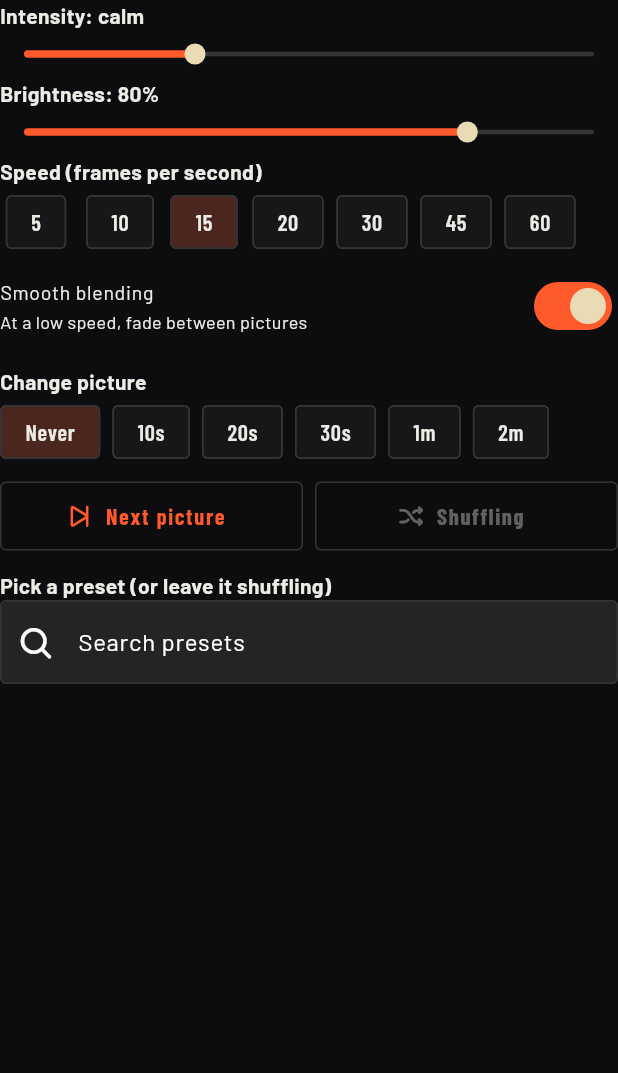
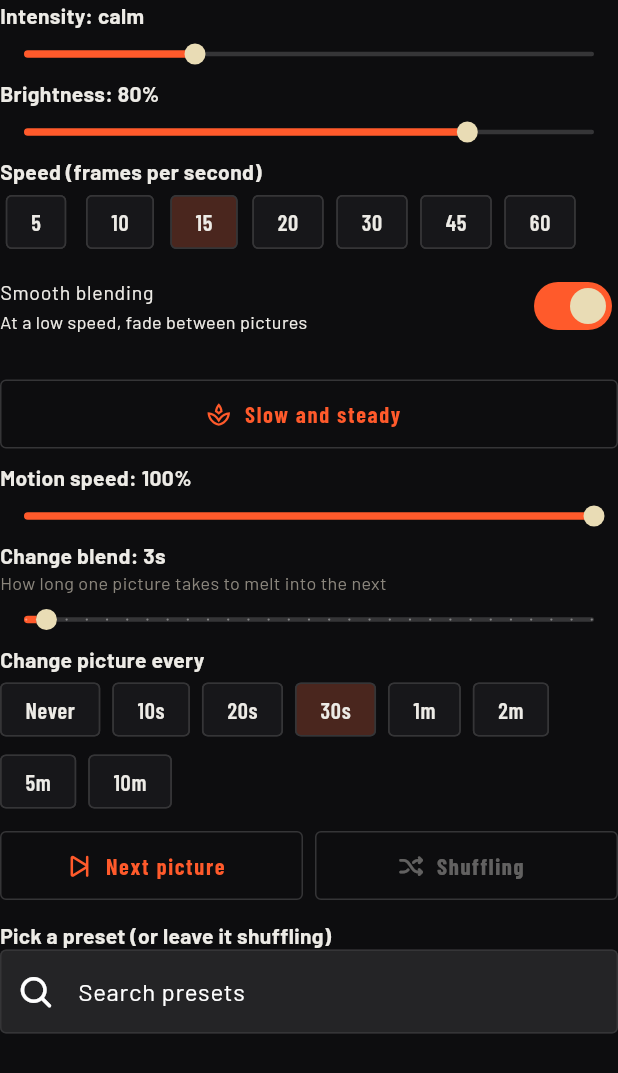
Before and after one commit to ben-clift/com.benclift.beatdeck.test, a Flutter app: the _VisualsBox widget shown alone on an empty page, opened directly, after a tap on "Never", on a phone screen of 412 x 824 dp. Shown: the top 1073 px of the screen. Run offline on Flutter 3.47's test engine with Material 3 defaults, Android fonts, the phone set to English and light mode, and no system bars; our stand-ins replace file_picker, permission_handler, share_plus, shared_preferences, sqflite and 1 more; missing offline and left inert: dart:ffi, google_mlkit_text_recognition; accounts and stored records are empty.

Commit message:
MilkDrop: motion speed, change blend length and a Slow and steady setting
Co-Authored-By: Claude Sonnet 5.5 <noreply@anthropic.com>
Claude-Session: https://claude.ai/code/session_01YCEXcpfh8wfrHWBo8r93aE

```diff
--- a/lib/ui/milkdrop_view.dart
+++ b/lib/ui/milkdrop_view.dart
@@ -34,6 +34,12 @@ class MilkdropSettings extends ChangeNotifier {
   /// Fade between frames at a low frame rate so the motion is smooth, not jerky.
   bool blend = true;
 
+  /// How fast the pictures move, 0.1 (very slow) .. 1 (normal).
+  double speed = 1.0;
+
+  /// Seconds a change from one picture to the next takes.
+  int fade = 3;
+
   /// A fixed preset name, or null to let it shuffle.
   String? preset;
   List<String> names = [];
@@ -50,6 +56,8 @@ class MilkdropSettings extends ChangeNotifier {
       flipH = p.getBool('md_flip_h') ?? false;
       flipV = p.getBool('md_flip_v') ?? false;
       blend = p.getBool('md_blend') ?? true;
+      speed = p.getDouble('md_speed') ?? 1.0;
+      fade = p.getInt('md_fade') ?? 3;
       preset = p.getString('md_preset');
       notifyListeners();
     } catch (_) {}
@@ -65,6 +73,8 @@ class MilkdropSettings extends ChangeNotifier {
       await p.setBool('md_flip_h', flipH);
       await p.setBool('md_flip_v', flipV);
       await p.setBool('md_blend', blend);
+      await p.setDouble('md_speed', speed);
+      await p.setInt('md_fade', fade);
       if (preset == null) {
         await p.remove('md_preset');
       } else {
@@ -73,7 +83,7 @@ class MilkdropSettings extends ChangeNotifier {
     } catch (_) {}
   }
 
-  void set({double? i, int? fpsV, double? dimV, int? auto, String? pick, bool shuffle = false, bool? flipHV, bool? flipVV, bool? blendV}) {
+  void set({double? i, int? fpsV, double? dimV, int? auto, String? pick, bool shuffle = false, bool? flipHV, bool? flipVV, bool? blendV, double? speedV, int? fadeV}) {
     if (i != null) intensity = i;
     if (auto != null) autoSecs = auto;
     if (fpsV != null) fps = fpsV;
@@ -81,6 +91,8 @@ class MilkdropSettings extends ChangeNotifier {
     if (flipHV != null) flipH = flipHV;
     if (flipVV != null) flipV = flipVV;
     if (blendV != null) blend = blendV;
+    if (speedV != null) speed = speedV;
+    if (fadeV != null) fade = fadeV;
     if (pick != null) preset = pick;
     if (shuffle) preset = null;
     notifyListeners();
@@ -110,6 +122,7 @@ String milkdropSettingsJs(MilkdropSettings m) {
       'window.setDim&&window.setDim(${m.dim.toStringAsFixed(2)});'
       'window.setFlip&&window.setFlip(${m.flipH},${m.flipV});'
       'window.setBlend&&window.setBlend(${m.blend});'
+      'window.setPace&&window.setPace(${m.speed.toStringAsFixed(2)},${m.fade});'
       'window.loadName&&window.loadName(${jsonEncode(m.preset)});';
 }
 
@@ -200,3 +213,38 @@ class _MilkdropViewState extends State<MilkdropView> {
     ]);
   }
 }
+
+/// Motion speed, the length of a change between pictures, how often it
+/// changes, and a one-tap "slow and steady" setting. Used in the Visuals sheet
+/// and on the Projector page.
+class MilkdropPaceControls extends StatelessWidget {
+  const MilkdropPaceControls({super.key});
+
+  static String _t(int s) => s == 0 ? 'Never' : s < 60 ? '${s}s' : '${s ~/ 60}m';
+
+  @override
+  Widget build(BuildContext context) {
+    final m = MilkdropSettings.instance;
+    const secs = [0, 10, 20, 30, 60, 120, 300, 600];
+    return Column(crossAxisAlignment: CrossAxisAlignment.stretch, children: [
+      Padding(
+        padding: const EdgeInsets.only(top: 8),
+        child: OutlinedButton.icon(
+          onPressed: () => m.set(i: 0.15, speedV: 0.1, fadeV: 20, auto: 120, blendV: true),
+          icon: const Icon(Icons.spa_outlined),
+          label: const Text('Slow and steady'),
+        ),
+      ),
+      const SizedBox(height: 8),
+      Text('Motion speed: ${(m.speed * 100).round()}%', style: const TextStyle(fontWeight: FontWeight.w700)),
+      Slider(value: m.speed, min: 0.1, max: 1, onChanged: (v) => m.set(speedV: v)),
+      Text('Change blend: ${m.fade}s', style: const TextStyle(fontWeight: FontWeight.w700)),
+      const Text('How long one picture takes to melt into the next', style: TextStyle(fontSize: 12, color: Color(0xFF8A857C))),
+      Slider(value: m.fade.toDouble(), min: 2, max: 30, divisions: 28, onChanged: (v) => m.set(fadeV: v.round())),
+      const Text('Change picture every', style: TextStyle(fontWeight: FontWeight.w700)),
+      Wrap(spacing: 8, children: [
+        for (final s in secs) ChoiceChip(label: Text(_t(s)), selected: m.autoSecs == s, onSelected: (_) => m.set(auto: s)),
+      ]),
+    ]);
+  }
+}
--- a/lib/ui/simple_view.dart
+++ b/lib/ui/simple_view.dart
@@ -3078,7 +3078,6 @@ class _VisualsBoxState extends State<_VisualsBox> {
     return ListenableBuilder(
       listenable: m,
       builder: (_, __) {
-        const secs = [0, 10, 20, 30, 60, 120];
         final shown = m.names.where((n) => n.toLowerCase().contains(_q.toLowerCase())).take(60).toList();
         return Column(crossAxisAlignment: CrossAxisAlignment.stretch, children: [
           Text('Intensity: ${m.intensity < 0.2 ? 'very calm' : m.intensity < 0.45 ? 'calm' : m.intensity < 0.7 ? 'medium' : m.intensity < 0.9 ? 'high' : 'wild'}',
@@ -3100,15 +3099,7 @@ class _VisualsBoxState extends State<_VisualsBox> {
             onChanged: (v) => m.set(blendV: v),
           ),
           const SizedBox(height: 8),
-          const Text('Change picture', style: TextStyle(fontWeight: FontWeight.w700)),
-          Wrap(spacing: 8, children: [
-            for (final s in secs)
-              ChoiceChip(
-                label: Text(s == 0 ? 'Never' : s < 60 ? '${s}s' : '${s ~/ 60}m'),
-                selected: m.autoSecs == s,
-                onSelected: (_) => m.set(auto: s),
-              ),
-          ]),
+          const MilkdropPaceControls(),
           const SizedBox(height: 8),
           Row(children: [
             Expanded(
```
Also changed, not shown: lib/ui/projector_page.dart (+1 -10 lines), 3 other files.
